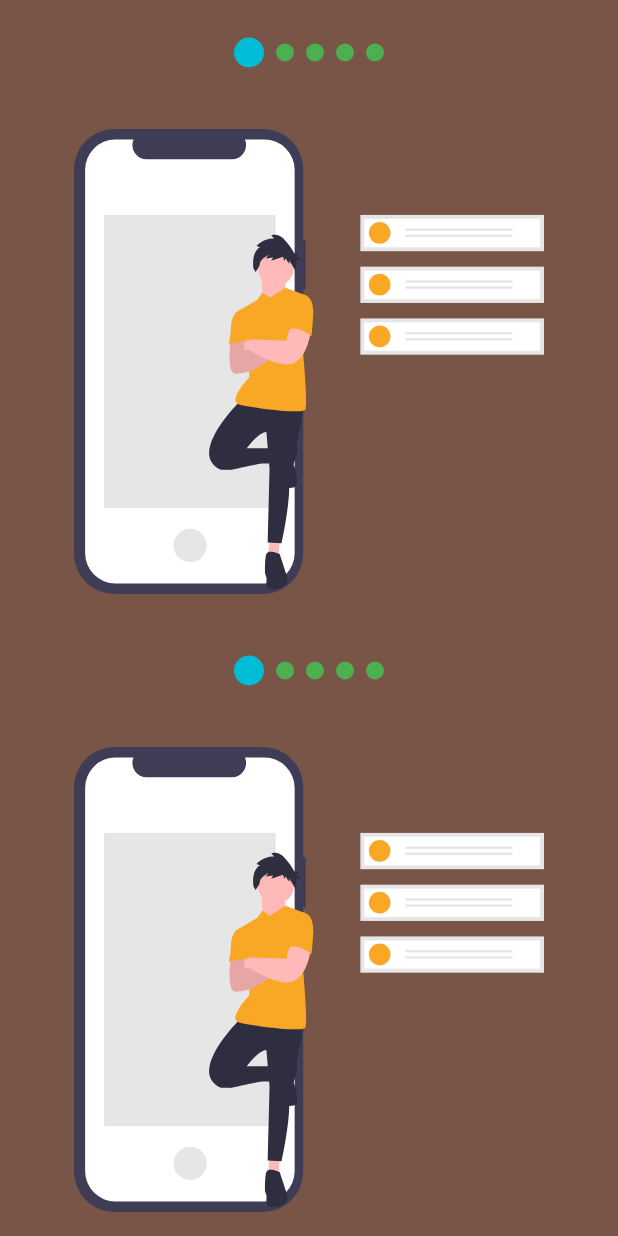
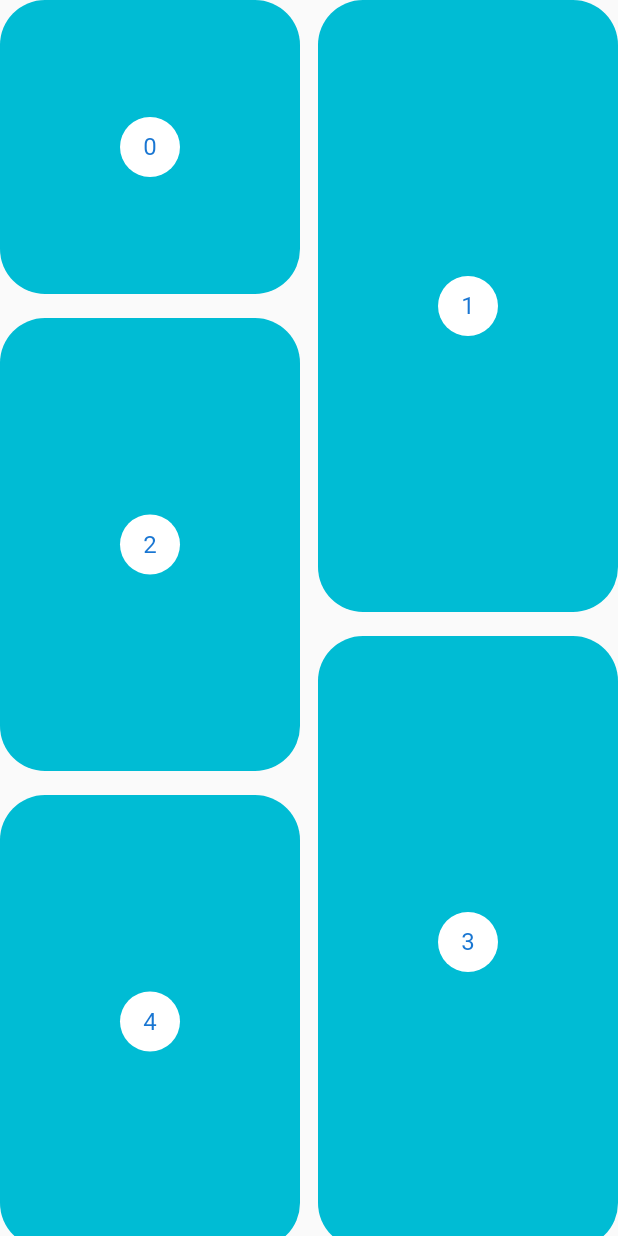
Before and after one commit to CrisRonda/flutter-animations, a Flutter app: the screen it shows after launch, on a phone screen of 412 x 824 dp. Run offline on Flutter 3.47's test engine with Material 2 defaults, Android fonts, the phone set to English and light mode, and no system bars; our stand-ins replace flutter_svg.

```diff
--- a/lib/main.dart
+++ b/lib/main.dart
@@ -3,7 +3,8 @@
 // import 'package:animations/src/challenges/square_animate_page.dart';
 // import 'package:animations/src/labs/circular_progress_page.dart';
 // import 'package:animations/src/pages/circular_graph_pages.dart';
-import 'package:animations/src/pages/slide_show_page.dart';
+// import 'package:animations/src/pages/slide_show_page.dart';
+import 'package:animations/src/pages/pinterest_page.dart';
 import 'package:flutter/material.dart';
 
 void main() => runApp(MyApp());
@@ -14,7 +15,7 @@ class MyApp extends StatelessWidget {
     return MaterialApp(
       title: 'Material App',
       debugShowCheckedModeBanner: false,
-      home: SlideShowPage()
+      home: PinterestPage()
     );
   }
 }
--- /dev/null
+++ b/lib/src/pages/pinterest_page.dart
@@ -0,0 +1,50 @@
+import 'package:flutter/material.dart';
+import 'package:flutter_staggered_grid_view/flutter_staggered_grid_view.dart';
+
+class PinterestPage extends StatelessWidget {
+  @override
+  Widget build(BuildContext context) {
+    return Scaffold(
+      body: SafeArea(
+        child: GridView(),
+      ),
+    );
+  }
+}
+
+class GridView extends StatelessWidget {
+  final List items = List.generate(200, (index) => index);
+  @override
+  Widget build(BuildContext context) {
+    return new StaggeredGridView.countBuilder(
+      itemCount: items.length,
+      crossAxisCount: 4,
+      itemBuilder: (BuildContext context, int index) => TileItem(
+        index: index,
+      ),
+      staggeredTileBuilder: (int index) =>
+          new StaggeredTile.count(2,index.isEven ? index%3==0? 2:3:4),
+      mainAxisSpacing: 16.0,
+      crossAxisSpacing: 12.0,
+    );
+  }
+}
+
+class TileItem extends StatelessWidget {
+  final int index;
+  const TileItem({required this.index});
+
+  @override
+  Widget build(BuildContext context) {
+    return Container(
+        decoration: BoxDecoration(
+            color: Colors.cyan,
+            borderRadius: BorderRadius.all(Radius.circular(30))),
+        child: new Center(
+          child: new CircleAvatar(
+            backgroundColor: Colors.white,
+            child: new Text('$index'),
+          ),
+        ));
+  }
+}
--- a/pubspec.yaml
+++ b/pubspec.yaml
@@ -29,6 +29,7 @@ dependencies:
   cupertino_icons: ^1.0.2
   flutter_svg: ^0.22.0
   provider: ^6.0.0
+  flutter_staggered_grid_view: ^0.4.0
 
 dev_dependencies:
   flutter_test:
```
Also changed, not shown: pubspec.lock.
